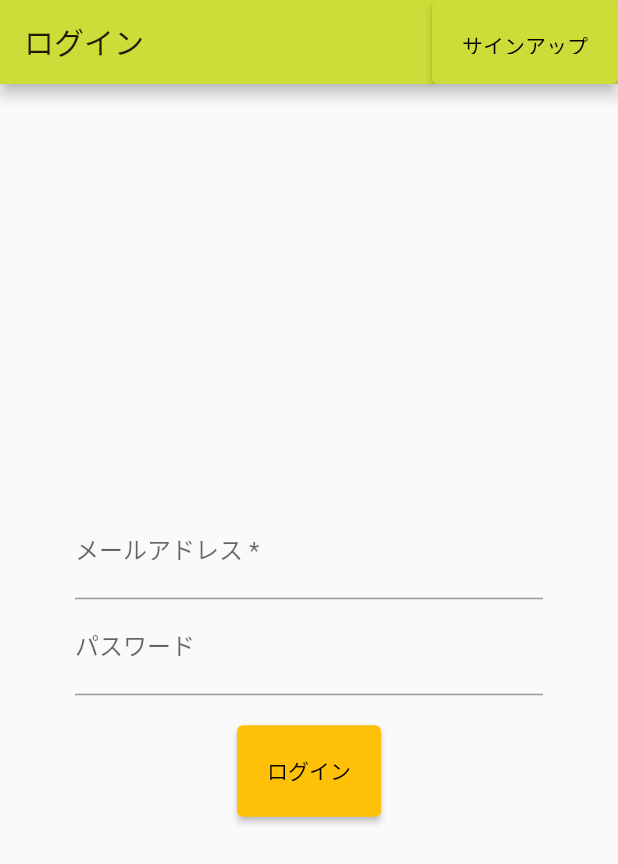
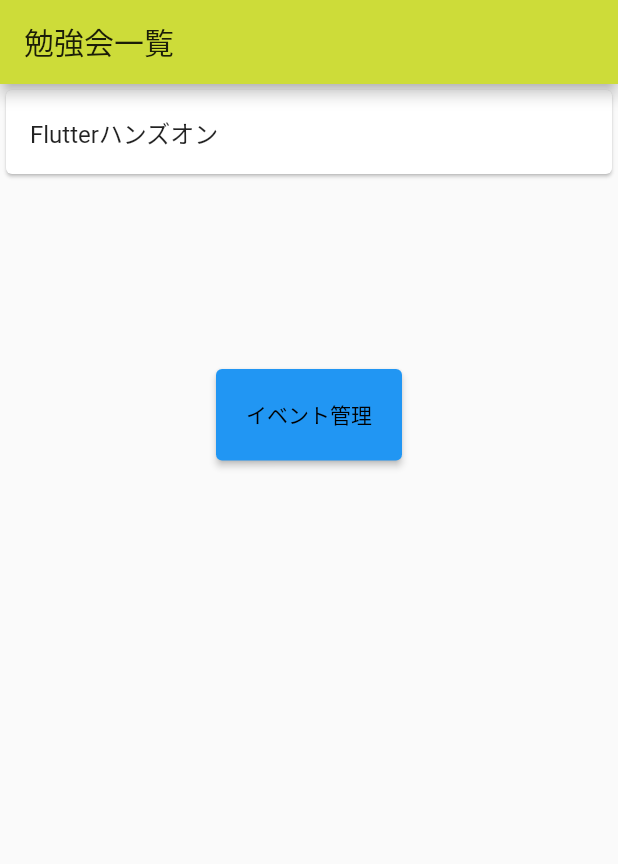
Before and after one commit to yotubarail/studyMeetingApp, a Flutter app: the screen it shows after launch, after a tap on "ログイン", on a phone screen of 412 x 824 dp. Shown: the top 864 px of the screen. Run offline on Flutter 3.47's test engine with Material 2 defaults, Android fonts, the light colour scheme and no system bars.

Commit message:
勉強会一覧ページの作成

```diff
--- /dev/null
+++ b/lib/list/studyMeetingList.dart
@@ -0,0 +1,58 @@
+import 'package:flutter/material.dart';
+
+class TodoListPage extends StatelessWidget {
+  @override
+  Widget build(BuildContext context) {
+    return Scaffold(
+      appBar: AppBar(
+        title: Text('勉強会一覧'),
+        automaticallyImplyLeading: false,
+      ),
+      body: Column(
+        children: [
+          SizedBox(
+            height: 190,
+            child: ListView(
+              children: <Widget>[
+                Card(
+                  child: ListTile(
+                    title: Text('Flutterハンズオン'),
+                  ),
+                ),
+              ],
+            ),
+          ),
+          ElevatedButton(
+              child: Text('イベント管理'),
+              style: ElevatedButton.styleFrom(
+                  primary: Colors.blue,
+                  padding: EdgeInsets.all(20.0)
+              ),
+              onPressed: () {
+                Navigator.push(context,
+                    MaterialPageRoute(builder: (context) => TodoAddPage(),)
+                );
+              }
+          ),
+        ],
+      ),
+    );
+  }
+}
+
+// リスト追加画面用Widget
+class TodoAddPage extends StatelessWidget {
+  @override
+  Widget build(BuildContext context) {
+    return Scaffold(
+      body: Center(
+        child: TextButton(
+          onPressed: () {
+            Navigator.of(context).pop();
+          },
+          child: Text('リスト追加画面（クリックで戻る）'),
+        ),
+      ),
+    );
+  }
+}
--- a/lib/login/login.dart
+++ b/lib/login/login.dart
@@ -1,5 +1,6 @@
 import 'package:flutter/material.dart';
 import 'package:my_app/login/signup.dart';
+import 'package:my_app/list/studyMeetingList.dart';
 
 void main() {
   runApp(MyApp());
@@ -83,12 +84,15 @@ class _MyHomePageState extends State<MyHomePage> {
                     ),
                     Padding(padding: EdgeInsets.only(bottom: 20.0)),
                     ElevatedButton(
-                      child: const Text('ログイン'),
+                      child: Text('ログイン'),
                       style: ElevatedButton.styleFrom(
                           primary: Colors.amber,
                           padding: EdgeInsets.all(20.0)
                       ),
-                      onPressed: () {},
+                      onPressed: () {
+                        Navigator.push(context, MaterialPageRoute(builder: (context)=>TodoListPage(),)
+                        );
+                      },
                     ),
                   ],
                 ),
--- a/lib/login/signup.dart
+++ b/lib/login/signup.dart
@@ -1,4 +1,5 @@
 import 'package:flutter/material.dart';
+import 'package:my_app/list/studyMeetingList.dart';
 
 class SignUp extends StatelessWidget {
   @override
@@ -54,7 +55,10 @@ class SignUp extends StatelessWidget {
                           primary: Colors.amber,
                           padding: EdgeInsets.all(20.0)
                       ),
-                      onPressed: () {},
+                      onPressed: () {
+                        Navigator.push(context, MaterialPageRoute(builder: (context)=>TodoListPage(),)
+                        );
+                      },
                     )
                   ],
                 ),
```
Also changed, not shown: 1 other file.
